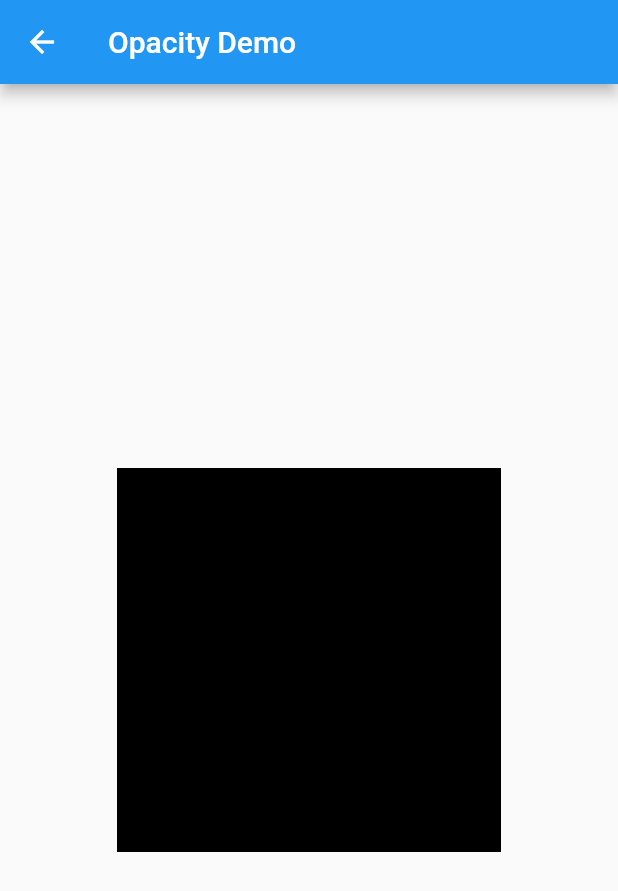
After one commit to lostsquirrel/flutter-demos, a Flutter app: the OpacityDemo screen opened directly, on a phone screen of 412 x 824 dp. The commit adds this screen. Shown: the top 891 px of the screen. Run offline on Flutter 3.47's test engine with Material 2 defaults, Android fonts, the phone set to English and light mode, and no system bars.

Commit message:
add Opacity demo

```diff
--- a/widget_week/lib/main.dart
+++ b/widget_week/lib/main.dart
@@ -3,6 +3,7 @@ import 'package:widget_week/safe_area.dart';
 
 import 'animated_container_demo.dart';
 import 'expanded_demo.dart';
+import 'opacity_demo.dart';
 import 'wrap_demo.dart';
 
 void main() {
@@ -27,6 +28,7 @@ class MyHomePage extends StatelessWidget {
   const MyHomePage({super.key, required this.title});
   final String title;
   static const items = {
+    "Opacity": OpacityDemo(),
     "AnimatedContainer": AnimatedContainerDemo(),
     "Wrap": WrapDemo(),
     "Expanded": ExpandedDemo(),
--- /dev/null
+++ b/widget_week/lib/opacity_demo.dart
@@ -0,0 +1,53 @@
+import 'package:flutter/material.dart';
+
+class OpacityDemo extends StatefulWidget {
+  const OpacityDemo({super.key});
+
+  @override
+  State<OpacityDemo> createState() => _OpacityDemoState();
+}
+
+class _OpacityDemoState extends State<OpacityDemo> {
+  double _opacity = 1.0;
+  @override
+  Widget build(BuildContext context) {
+    return Scaffold(
+        appBar: AppBar(
+          title: const Text('Opacity Demo'),
+        ),
+        body: GestureDetector(
+          onHorizontalDragEnd: (details) =>
+              _changeOpacity(details.primaryVelocity),
+          child: Opacity(
+            opacity: _opacity,
+            child: Center(
+              child: Container(
+                width: 256,
+                height: 256,
+                color: Colors.black,
+              ),
+            ),
+          ),
+        ));
+  }
+
+  void _changeOpacity(double? offset) {
+    print(offset);
+    if (offset != null) {
+      var opacity = _opacity;
+
+      opacity += offset / 1000;
+
+      if (opacity < 0) {
+        opacity = 0;
+      }
+      if (opacity > 1) {
+        opacity = 1;
+      }
+      setState(() {
+        // print(opacity);
+        _opacity = opacity;
+      });
+    }
+  }
+}
```
